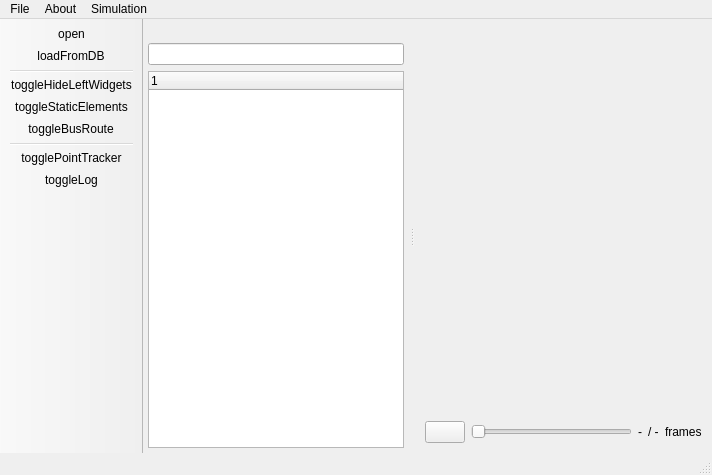
The window that mainwindow.ui (nhudinhtuan/iSimVisualizer) describes before a commit, drawn with Qt 5.
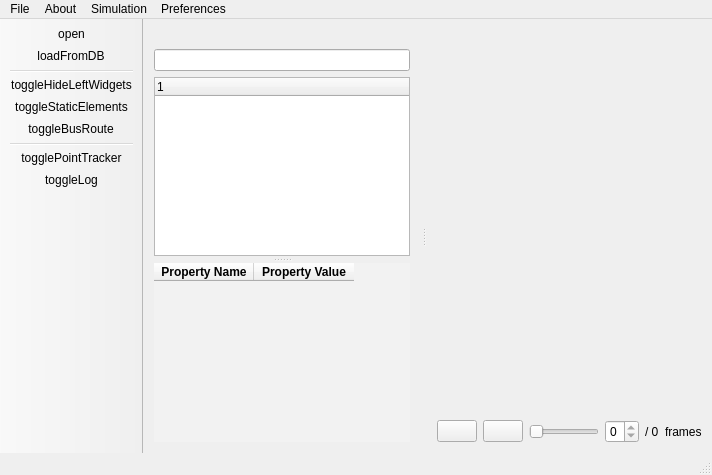
The same window after the commit. Icons and pictures are not drawn.

```diff
--- a/mainwindow.ui
+++ b/mainwindow.ui
@@ -96,6 +96,18 @@
         <property name="bottomMargin">
          <number>10</number>
         </property>
+        <item>
+         <widget class="QPushButton" name="pauseSim">
+          <property name="text">
+           <string/>
+          </property>
+          <property name="icon">
+           <iconset>
+            <normalon>:/ui_icons/control-pause.png</normalon>
+           </iconset>
+          </property>
+         </widget>
+        </item>
         <item>
          <widget class="QPushButton" name="startSim">
           <property name="text">
@@ -110,22 +122,25 @@
         </item>
         <item>
          <widget class="QSlider" name="sliderTick">
+          <property name="maximum">
+           <number>0</number>
+          </property>
           <property name="orientation">
            <enum>Qt::Horizontal</enum>
           </property>
          </widget>
         </item>
         <item>
-         <widget class="QLabel" name="labelTick">
-          <property name="text">
-           <string>-</string>
+         <widget class="QSpinBox" name="spinTick">
+          <property name="maximum">
+           <number>0</number>
           </property>
          </widget>
         </item>
         <item>
          <widget class="QLabel" name="labelUpperBoundTick">
           <property name="text">
-           <string>/ -</string>
+           <string>/ 0</string>
           </property>
          </widget>
         </item>
@@ -174,9 +189,16 @@
      </iconset>
     </property>
    </widget>
+   <widget class="QMenu" name="menuPreferences">
+    <property name="title">
+     <string>Preferences</string>
+    </property>
+    <addaction name="actionPreferences"/>
+   </widget>
    <addaction name="menuFile"/>
    <addaction name="menuAbout"/>
    <addaction name="menuSimulation"/>
+   <addaction name="menuPreferences"/>
   </widget>
   <widget class="QToolBar" name="mainToolBar">
    <property name="movable">
@@ -242,18 +264,59 @@
        </property>
        <widget class="QWidget" name="geospatialWidget">
         <layout class="QGridLayout" name="gridLayout_5">
-         <property name="leftMargin">
-          <number>5</number>
-         </property>
-         <property name="topMargin">
-          <number>5</number>
-         </property>
-         <property name="rightMargin">
-          <number>5</number>
-         </property>
-         <property name="bottomMargin">
-          <number>5</number>
-         </property>
+         <item row="1" column="0">
+          <widget class="QSplitter" name="geoSplitter">
+           <property name="orientation">
+            <enum>Qt::Vertical</enum>
+           </property>
+           <property name="handleWidth">
+            <number>7</number>
+           </property>
+           <property name="childrenCollapsible">
+            <bool>true</bool>
+           </property>
+           <widget class="QTreeWidget" name="geospatialTree">
+            <column>
+             <property name="text">
+              <string/>
+             </property>
+            </column>
+            <column>
+             <property name="text">
+              <string/>
+             </property>
+            </column>
+           </widget>
+           <widget class="QTableWidget" name="propertiesTable">
+            <property name="styleSheet">
+             <string notr="true">background-color: rgb(242, 242, 242);
+border: none;</string>
+            </property>
+            <column>
+             <property name="text">
+              <string>Property Name</string>
+             </property>
+             <property name="font">
+              <font>
+               <weight>75</weight>
+               <bold>true</bold>
+              </font>
+             </property>
+            </column>
+            <column>
+             <property name="text">
+              <string>Property Value</string>
+             </property>
+             <property name="font">
+              <font>
+               <weight>75</weight>
+               <bold>true</bold>
+              </font>
+             </property>
+            </column>
+           </widget>
+          </widget>
+         </item>
          <item row="0" column="0">
           <widget class="QLineEdit" name="geospatialSearchField">
            <property name="styleSheet">
@@ -263,15 +326,6 @@
            </property>
           </widget>
          </item>
-         <item row="1" column="0">
-          <widget class="QTreeWidget" name="geospatialTree">
-           <column>
-            <property name="text">
-             <string notr="true">1</string>
-            </property>
-           </column>
-          </widget>
-         </item>
         </layout>
        </widget>
        <widget class="QWidget" name="busRouteWidget">
```
Left out of the diff: 5 changed lines with no effect on the pictures.
